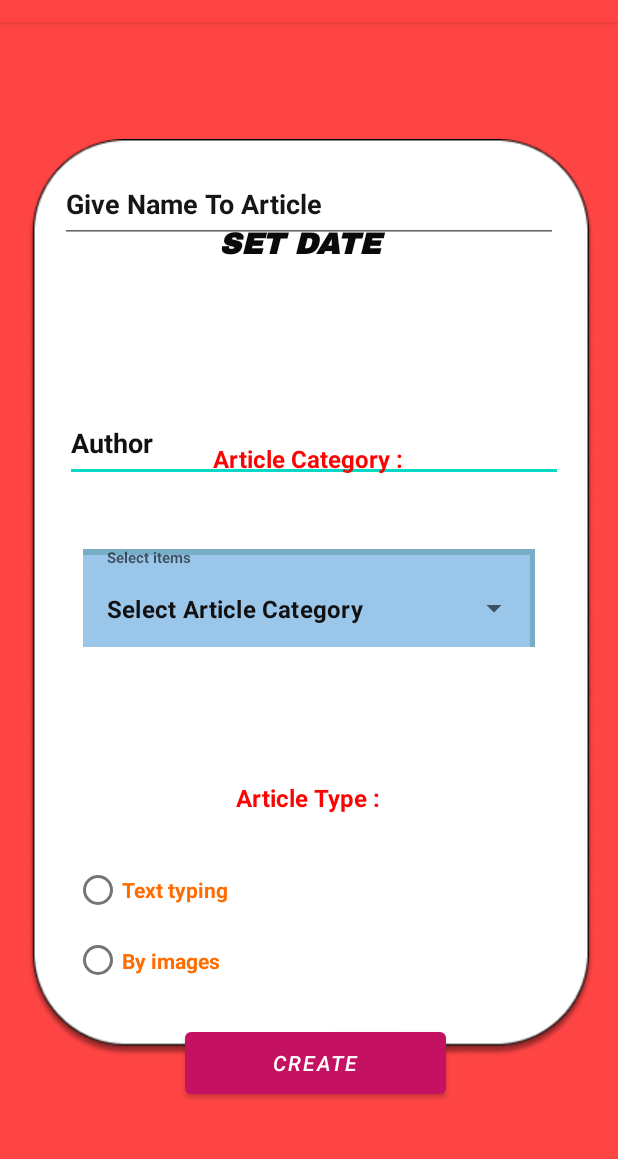
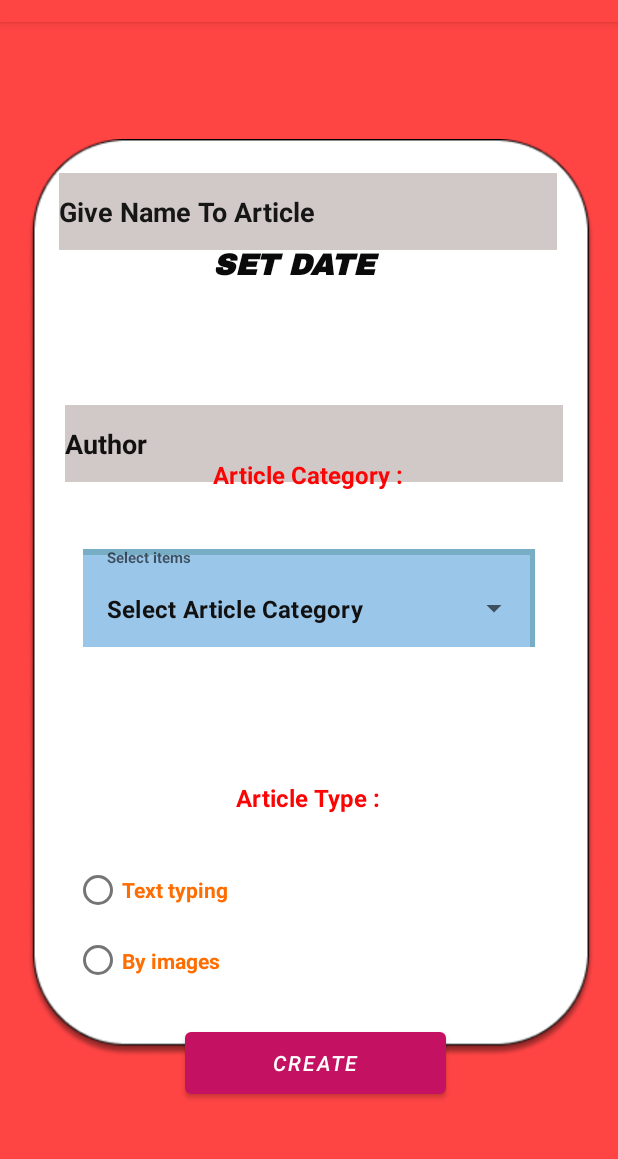
Before and after one commit to SatwikMohan/write-out, an Android app: the myarticletab screen opened directly, with no data from a screen before it, after a tap on an icon or button, on a phone screen of 412 x 824 dp, the part 62-1221 px from its top. Run offline under Robolectric (Android 15) with nearby library versions, the phone set to English and light mode, and no system bars; Roboto replaces fonts that are not available here.

Commit message:
Updated with username,set date of publication,Article category drop down menu and tab layout and the project already exist with storing in firebase and recycler view added for my articles

```diff
--- /dev/null
+++ b/app/src/main/java/adapter/RandomNumListAdapter.java
@@ -0,0 +1,58 @@
+package adapter;
+
+import android.view.LayoutInflater;
+import android.view.View;
+import android.view.ViewGroup;
+import android.widget.TextView;
+
+import androidx.annotation.NonNull;
+import androidx.recyclerview.widget.RecyclerView;
+
+import com.gigawattstechnology.writeout.R;
+
+import java.util.Random;
+
+public class RandomNumListAdapter extends RecyclerView.Adapter<RandomNumListAdapter.RecyclerViewHolder> {
+    private Random random;
+
+    public RandomNumListAdapter(int seed) {
+        this.random = new Random(seed);
+    }
+
+    @Override
+    public int getItemViewType(final int position) {
+        return R.layout.fragmentmyarticle_textview;
+    }
+
+    @NonNull
+    @Override
+    public RecyclerViewHolder onCreateViewHolder(@NonNull ViewGroup parent, int viewType) {
+
+        View view = LayoutInflater.from(parent.getContext()).inflate(viewType, parent, false);
+        return new RecyclerViewHolder(view);
+    }
+
+    @Override
+    public void onBindViewHolder(@NonNull RecyclerViewHolder holder, int position) {
+        holder.getView().setText(String.valueOf(random.nextInt()));
+    }
+
+    @Override
+    public int getItemCount() {
+        return 100;
+    }
+
+
+    public class RecyclerViewHolder extends RecyclerView.ViewHolder {
+
+        private TextView view;
+        public RecyclerViewHolder(@NonNull View itemView) {
+            super(itemView);
+            view = itemView.findViewById(R.id.randomText);
+        }
+
+        public TextView getView(){
+            return view;
+        }
+    }
+}
--- a/app/src/main/java/com/gigawattstechnology/writeout/login.java
+++ b/app/src/main/java/com/gigawattstechnology/writeout/login.java
@@ -87,12 +87,10 @@ String value;
                 });
                 if(!name.equals(value))
                 {
+                    Name.setText("");
                     Name.setError("* Re-enter Username for security");
                     return;
                 }
-                String done=auth+name;
-                Intent i=new Intent(login.this,texttyping.class);
-                i.putExtra("done",done);
                 progress.setVisibility(View.VISIBLE);
                 fAuth.signInWithEmailAndPassword(email,password).addOnCompleteListener(new OnCompleteListener<AuthResult>() {
                     @Override
@@ -118,7 +116,7 @@ String value;
                 EditText resetmail=new EditText(view.getContext());
                 final AlertDialog.Builder passwordResetDialog=new AlertDialog.Builder(view.getContext());
                 passwordResetDialog.setTitle("Reset Forgotten Password");
-                passwordResetDialog.setMessage("Reset link will be Emailed at "+resetmail.getText().toString().trim());
+                passwordResetDialog.setMessage("Enter your registered email "+resetmail.getText().toString().trim());
                 passwordResetDialog.setView(resetmail);
                 passwordResetDialog.setPositiveButton("Yes", new DialogInterface.OnClickListener() {
                     @Override
--- a/app/src/main/java/com/gigawattstechnology/writeout/myarticletab.java
+++ b/app/src/main/java/com/gigawattstechnology/writeout/myarticletab.java
@@ -3,20 +3,30 @@ package com.gigawattstechnology.writeout;
 import android.os.Bundle;
 
 import androidx.fragment.app.Fragment;
+import androidx.recyclerview.widget.LinearLayoutManager;
+import androidx.recyclerview.widget.RecyclerView;
 
 import android.view.LayoutInflater;
 import android.view.View;
 import android.view.ViewGroup;
 
+import adapter.RandomNumListAdapter;
+
 
 public class myarticletab extends Fragment {
-
-
-
+    private RecyclerView recyclerView;
     @Override
     public View onCreateView(LayoutInflater inflater, ViewGroup container,
                              Bundle savedInstanceState) {
         // Inflate the layout for this fragment
-        return inflater.inflate(R.layout.fragment_myarticletab, container, false);
+        View view = inflater.inflate(R.layout.fragment_myarticletab, container, false);
+
+        // Add the following lines to create RecyclerView
+        recyclerView = view.findViewById(R.id.recyclerview);
+        recyclerView.setHasFixedSize(true);
+        recyclerView.setLayoutManager(new LinearLayoutManager(view.getContext()));
+        recyclerView.setAdapter(new RandomNumListAdapter(1234));
+
+        return view;
     }
 }
--- a/app/src/main/java/com/gigawattstechnology/writeout/signup.java
+++ b/app/src/main/java/com/gigawattstechnology/writeout/signup.java
@@ -55,8 +55,10 @@ FirebaseAuth fAuth;
                 String auth=email.substring(0,email.indexOf("@"));
                 databaseReference= FirebaseDatabase.getInstance().getReference(auth);
                 databaseReference.setValue(name);
+                Intent i=new Intent(signup.this,texttyping.class);
+                i.putExtra("done",auth+name);
                 //String authenticate=name+email;
-                if(password.equals(cpassword)==false)
+                if(!password.equals(cpassword))
                 {
                     SetPassword.setError("* Password and Confirm Password are not same");
                     ConfirmPassword.setError("* Password and Confirm Password are not same");
@@ -88,7 +90,6 @@ FirebaseAuth fAuth;
 
                         }else{
                             Toast.makeText(signup.this,"ERROR!!"+task.getException().getMessage(),Toast.LENGTH_SHORT).show();
-
                         }
                     }
                 });
--- a/app/src/main/res/layout/activity_writebutton.xml
+++ b/app/src/main/res/layout/activity_writebutton.xml
@@ -6,9 +6,6 @@
     android:layout_height="match_parent"
     android:background="@android:color/holo_red_light"
     tools:context=".writebutton">
-
-
-
     <ImageView
         android:id="@+id/imageView8"
         android:layout_width="416dp"
@@ -19,6 +16,21 @@
         app:layout_constraintStart_toStartOf="parent"
         app:layout_constraintTop_toTopOf="parent"
         app:srcCompat="@drawable/art_details" />
+
+    <TextView
+        android:id="@+id/textView5"
+        android:layout_width="wrap_content"
+        android:layout_height="wrap_content"
+        android:text="Enter Date:"
+        android:textColor="#FB0404"
+        android:textSize="16sp"
+        android:textStyle="bold"
+        app:layout_constraintBottom_toBottomOf="parent"
+        app:layout_constraintEnd_toEndOf="parent"
+        app:layout_constraintHorizontal_bias="0.474"
+        app:layout_constraintStart_toStartOf="parent"
+        app:layout_constraintTop_toTopOf="parent"
+        app:layout_constraintVertical_bias="0.16" />
 
     <TextView
         android:id="@+id/textView4"
@@ -39,6 +51,7 @@
         android:id="@+id/authorname"
         android:layout_width="332dp"
         android:layout_height="51dp"
+        android:background="#D1C8C8"
         android:ems="10"
         android:hint="Author"
         android:inputType="textPersonName"
@@ -56,6 +69,7 @@
         android:id="@+id/articlename"
         android:layout_width="332dp"
         android:layout_height="51dp"
+        android:background="#D1C8C8"
         android:ems="10"
         android:hint="Give Name To Article"
         android:inputType="textPersonName"
@@ -64,10 +78,10 @@
         android:textStyle="bold"
         app:layout_constraintBottom_toBottomOf="parent"
         app:layout_constraintEnd_toEndOf="parent"
-        app:layout_constraintHorizontal_bias="0.497"
+        app:layout_constraintHorizontal_bias="0.493"
         app:layout_constraintStart_toStartOf="parent"
         app:layout_constraintTop_toTopOf="@+id/imageView8"
-        app:layout_constraintVertical_bias="0.028" />
+        app:layout_constraintVertical_bias="0.035" />
 
     <TextView
         android:id="@+id/textView3"
@@ -82,7 +96,7 @@
         app:layout_constraintHorizontal_bias="0.498"
         app:layout_constraintStart_toStartOf="parent"
         app:layout_constraintTop_toTopOf="parent"
-        app:layout_constraintVertical_bias="0.375" />
+        app:layout_constraintVertical_bias="0.39" />
 
     <Button
         android:id="@+id/create"
@@ -153,10 +167,11 @@
         android:textStyle="bold|italic"
         app:layout_constraintBottom_toBottomOf="parent"
         app:layout_constraintEnd_toEndOf="parent"
-        app:layout_constraintHorizontal_bias="0.515"
+        app:layout_constraintHorizontal_bias="0.501"
         app:layout_constraintStart_toStartOf="parent"
         app:layout_constraintTop_toTopOf="parent"
-        app:layout_constraintVertical_bias="0.184" />
+        app:layout_constraintVertical_bias="0.203" />
+
     <com.google.android.material.textfield.TextInputLayout
         android:id="@+id/textInputLayout"
         style="@style/Widget.MaterialComponents.TextInputLayout.OutlinedBox.Dense.ExposedDropdownMenu"
--- a/app/src/main/res/layout/fragment_myfavoritetab.xml
+++ b/app/src/main/res/layout/fragment_myfavoritetab.xml
@@ -10,7 +10,9 @@
         android:layout_width="match_parent"
         android:layout_height="match_parent"
         android:layout_marginLeft="30dp"
-        android:text="3"
+        android:text="My favorite"
+        android:textColor="#121010"
+        android:textSize="30sp"
         android:textStyle="bold"/>
 
 </FrameLayout>
--- a/app/src/main/res/layout/fragment_myratingstab.xml
+++ b/app/src/main/res/layout/fragment_myratingstab.xml
@@ -10,7 +10,9 @@
         android:layout_width="match_parent"
         android:layout_height="match_parent"
         android:layout_marginLeft="30dp"
-        android:text="4"
+        android:text="My ratings"
+        android:textColor="#121010"
+        android:textSize="30sp"
         android:textStyle="bold"/>
 
 </FrameLayout>
```
Also changed, not shown: app/src/main/java/com/gigawattstechnology/writeout/texttyping.java (+4 -5 lines), app/src/main/java/com/gigawattstechnology/writeout/writebutton.java (+8 -2 lines), app/src/main/res/layout/activity_byimages.xml (+69 -0 lines), app/src/main/res/layout/fragment_myarticletab.xml (+15 -10 lines), app/src/main/res/layout/fragment_othersarticletab.xml (+4 -4 lines), app/src/main/res/layout/fragmentmyarticle_textview.xml (added, +19 -0 lines).
